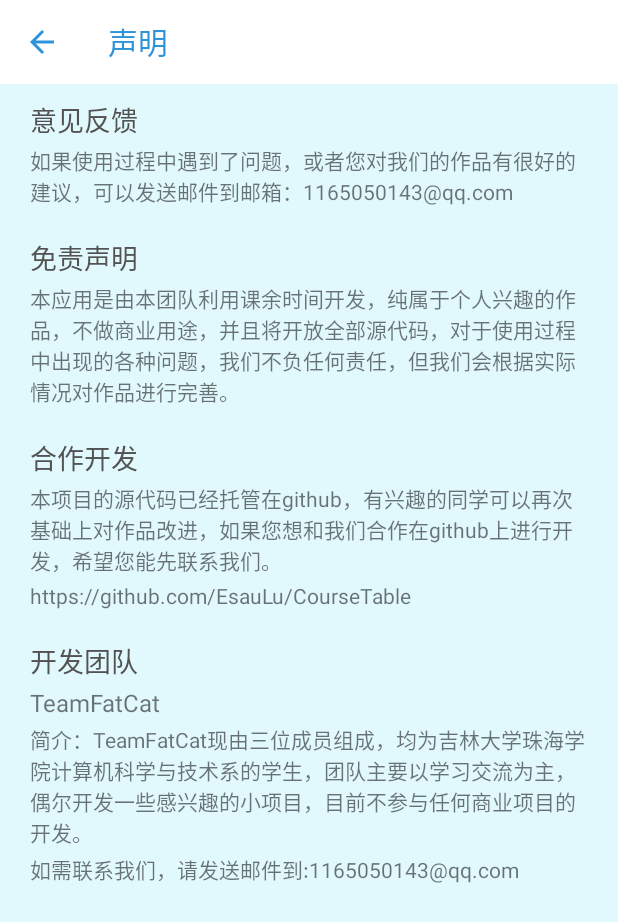
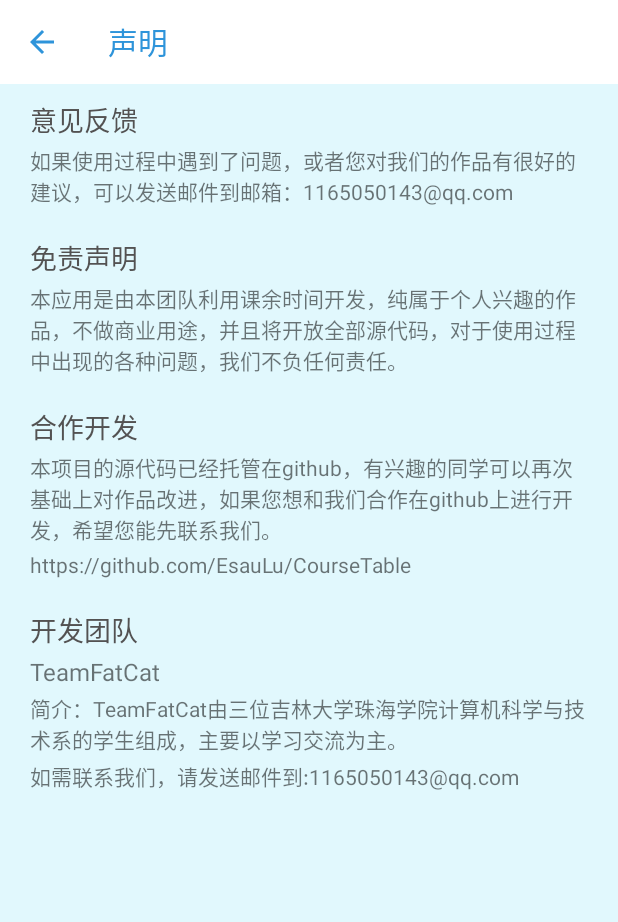
Before and after one commit to EsauLu/CourseTable, an Android app: the StatementActivity screen opened directly, with no data from a screen before it, on a phone screen of 412 x 824 dp. Shown: the top 922 px of the screen. Run offline under Robolectric (Android 15) with nearby library versions, the phone set to English and light mode, and no system bars.

Commit message:
v1.1012.1938

```diff
--- a/coursetable/src/main/java/com/fatcat/coursetable/activity/SettingActivity.java
+++ b/coursetable/src/main/java/com/fatcat/coursetable/activity/SettingActivity.java
@@ -6,7 +6,6 @@ import android.content.Intent;
 import android.os.Bundle;
 import android.support.v4.content.ContextCompat;
 import android.support.v7.widget.Toolbar;
-import android.util.Log;
 import android.view.MenuItem;
 import android.view.View;
 import android.widget.TextView;
@@ -16,7 +15,6 @@ import com.fatcat.coursetable.base.BaseActivity;
 import com.fatcat.coursetable.jw.service.BroadcastAction;
 import com.fatcat.coursetable.uitls.DateUtils;
 import com.fatcat.coursetable.uitls.PrefUtils;
-import com.fatcat.coursetable.widget.CourseWidgetProvider;
 
 import java.util.Calendar;
 import java.util.Date;
--- a/coursetable/src/main/res/layout/activity_setting.xml
+++ b/coursetable/src/main/res/layout/activity_setting.xml
@@ -253,7 +253,7 @@
                         android:layout_width="wrap_content"
                         android:layout_height="wrap_content"
                         android:layout_marginTop="3dp"
-                        android:text="版本号 V1.0.0"
+                        android:text="版本号 V1.1012.1938"
                         android:textSize="14sp" />
 
                 </LinearLayout>
--- a/coursetable/src/main/res/layout/activity_statement.xml
+++ b/coursetable/src/main/res/layout/activity_statement.xml
@@ -68,7 +68,7 @@
                     android:layout_width="wrap_content"
                     android:layout_height="wrap_content"
                     android:layout_marginTop="3dp"
-                    android:text="本应用是由本团队利用课余时间开发，纯属于个人兴趣的作品，不做商业用途，并且将开放全部源代码，对于使用过程中出现的各种问题，我们不负任何责任，但我们会根据实际情况对作品进行完善。"
+                    android:text="本应用是由本团队利用课余时间开发，纯属于个人兴趣的作品，不做商业用途，并且将开放全部源代码，对于使用过程中出现的各种问题，我们不负任何责任。"
                     android:textSize="14sp" />
 
             </LinearLayout>
@@ -131,7 +131,7 @@
                     android:layout_width="wrap_content"
                     android:layout_height="wrap_content"
                     android:layout_marginTop="3dp"
-                    android:text="简介：TeamFatCat现由三位成员组成，均为吉林大学珠海学院计算机科学与技术系的学生，团队主要以学习交流为主，偶尔开发一些感兴趣的小项目，目前不参与任何商业项目的开发。"
+                    android:text="简介：TeamFatCat由三位吉林大学珠海学院计算机科学与技术系的学生组成，主要以学习交流为主。"
                     android:textSize="14sp" />
                 <TextView
                     android:layout_width="wrap_content"
--- a/coursetable/src/main/res/layout/widget_list_layout.xml
+++ b/coursetable/src/main/res/layout/widget_list_layout.xml
@@ -43,6 +43,7 @@
                 android:paddingRight="20dp"
                 android:text="&lt;"
                 android:textSize="24sp"
+                android:background="?android:attr/selectableItemBackground"
                 android:clickable="true"
                 />
             <TextView
@@ -62,6 +63,7 @@
                 android:textSize="24sp"
                 android:paddingLeft="20dp"
                 android:paddingRight="20dp"
+                android:background="?android:attr/selectableItemBackground"
                 android:clickable="true"/>
 
         </LinearLayout>
```
